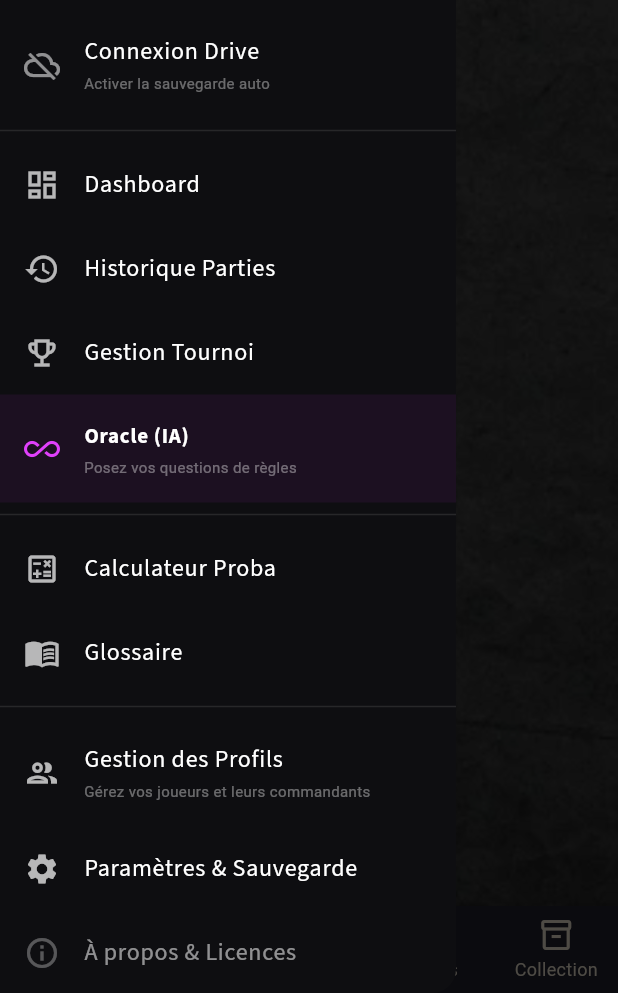
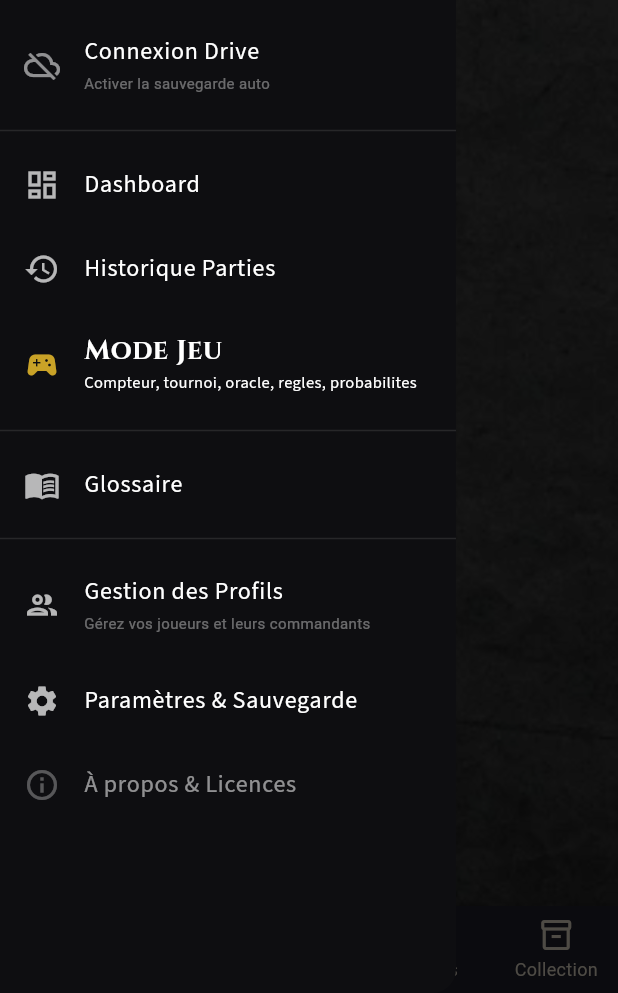
Before and after one commit to AlexisSisley/magic_compagnion, a Flutter app: the AppShellScaffold screen opened directly with empty values, with the side drawer open, on a phone screen of 412 x 824 dp, the part 243-1236 px from its top. Run offline on Flutter 3.47's test engine with Material 3 defaults, Android fonts, the phone set to English and light mode, and no system bars; our stand-ins replace cached_network_image, camera, cloud_functions, connectivity_plus, dio, drift and 17 more; missing offline and left inert: extension_google_sign_in_as_googleapis_auth, google_mlkit_text_recognition, googleapis; accounts and stored records are empty; generated files the repository leaves out were written again.

Commit message:
feat(nav): cree l'arbre de routes du mode Jeu
Tournoi, Oracle, Glossaire et Calculateur quittent le Drawer pour /play/*.
Ecrans deplaces, pas reecrits. Le Drawer existe encore et gagne une entree
Mode Jeu.

Deux ecarts avec le plan, tous deux imposes par l'ordre de compilation.

Le plan fait ecrire play_routes.dart avec un ShellRoute autour de PlayShell
et une route vers PlaySetupPage -- deux symboles crees aux taches suivantes.
Les routes sont donc plates ici ; la barre d'outils les enveloppe a la tache
suivante, et /play/setup arrive avec son ecran.

Le plan place la mise a jour du Drawer a la tache suivante aussi. Impossible :
retirer les constantes tournament/oracle/calculator laisse trois references
mortes dans _buildDrawer, et les retirer sans rien mettre a la place
orphelinerait trois ecrans -- ce que la contrainte globale interdit. L'entree
Mode Jeu pointe donc sur /play/counter, qui existe deja ; elle sera repointee
sur /play/setup quand cet ecran naitra.

`home` est ajoute des maintenant a cote de `lifeCounter`, qui devient son
alias. Les deux coexistent jusqu'a la Task 17.

Co-Authored-By: Claude Opus 5 (1M context) <noreply@anthropic.com>

```diff
--- a/lib/router/app_router.dart
+++ b/lib/router/app_router.dart
@@ -16,6 +16,7 @@ import 'collections_routes.dart';
 import 'dashboard_routes.dart';
 import 'decks_routes.dart';
 import 'life_counter_routes.dart';
+import 'play_routes.dart';
 import 'scanner_routes.dart';
 import 'settings_routes.dart';
 import 'tools_routes.dart';
@@ -71,6 +72,7 @@ GoRouter createAppRouter() {
       // US-LC03 : Dashboard est maintenant une route Drawer
       ...dashboardRoutes(),
       ...lifeCounterRoutes(),
+      ...playRoutes(),
       ...toolsRoutes(),
       ...settingsRoutes(),
       ...cardDetailRoutes(),
--- a/lib/router/app_routes.dart
+++ b/lib/router/app_routes.dart
@@ -8,19 +8,39 @@ class AppRoutes {
   static const String onboarding = '/onboarding';
 
   // Onglets principaux (shell) - US-LC01 : LifeCounter devient tab0
-  static const String lifeCounter = '/';
+  //
+  // `home` et `lifeCounter` valent la meme chose et coexistent volontairement
+  // jusqu'a la Task 17 : le compteur quitte la racine pour /play/counter, et
+  // l'Accueil la prend. Ecrire `home` des maintenant evite de semer des
+  // `lifeCounter` dans les ecrans neufs du mode Jeu, qu'il faudrait ensuite
+  // retrouver un par un.
+  static const String home = '/';
+  static const String lifeCounter = home;
   static const String scanner = '/scanner';
   static const String search = '/search';
   static const String decks = '/decks';
   static const String collection = '/collection';
 
+  // Mode Jeu (plein ecran, hors shell). Regroupe tout ce qui s'utilise
+  // carte en main : le compteur, et les quatre outils qui etaient dans le
+  // Drawer.
+  static const String play = '/play';
+  static const String playSetup = '/play/setup';
+  static const String playCounter = '/play/counter';
+  static const String playTournament = '/play/tournament';
+  static const String playOracle = '/play/oracle';
+  static const String playGlossary = '/play/glossary';
+  static const String playOdds = '/play/odds';
+
   // Drawer routes - US-LC03 : Dashboard descend dans le Drawer
   static const String dashboard = '/dashboard';
   static const String gameHistory = '/game-history';
-  static const String tournament = '/tournament';
-  static const String oracle = '/oracle';
   static const String grimoire = '/grimoire';
-  static const String calculator = '/calculator';
+
+  // `glossary` reste : le glossaire est aussi consultable a froid depuis
+  // l'onglet Rechercher, pas seulement en partie (spec 6.1). `tournament`,
+  // `oracle` et `calculator` ont disparu -- ces trois ecrans ne s'utilisent
+  // que sur place, donc uniquement sous /play.
   static const String glossary = '/glossary';
   static const String turnGuide = '/glossary/turn-guide';
   static const String profiles = '/profiles';
--- a/lib/router/app_shell_scaffold.dart
+++ b/lib/router/app_shell_scaffold.dart
@@ -4,6 +4,7 @@
 
 import 'package:magic_companion/theme/app_text_styles.dart';
 import 'package:magic_companion/theme/app_colors.dart';
+import 'package:magic_companion/theme/magic_palette.dart';
 import 'dart:developer';
 
 import 'package:flutter/foundation.dart';
@@ -348,22 +349,15 @@ class _AppShellScaffoldState extends ConsumerState<AppShellScaffold>
             label: 'Historique Parties',
             route: AppRoutes.gameHistory,
           ),
-          _drawerItem(
-            icon: Icons.emoji_events_outlined,
-            label: 'Gestion Tournoi',
-            route: AppRoutes.tournament,
-          ),
           ListTile(
-            leading:
-                const Icon(Icons.all_inclusive, color: AppColors.accentPurple),
-            title: Text('Oracle (IA)',
-                style: AppTextStyles.bold()),
-            subtitle: const Text('Posez vos questions de r\u00e8gles',
-                style: TextStyle(color: AppColors.borderFaint, fontSize: 10)),
-            tileColor: Colors.purple.withValues(alpha: 0.1),
+            leading: Icon(Icons.sports_esports,
+                color: MagicPalette.of(context).accent),
+            title: Text('Mode Jeu', style: AppTextStyles.sectionTitle()),
+            subtitle: Text('Compteur, tournoi, oracle, regles, probabilites',
+                style: AppTextStyles.text(fontSize: 11)),
             onTap: () {
               Navigator.pop(context);
-              context.push(AppRoutes.oracle);
+              context.go(AppRoutes.playCounter);
             },
           ),
           if (kDebugMode)
@@ -382,11 +376,6 @@ class _AppShellScaffoldState extends ConsumerState<AppShellScaffold>
 
           // --- SECTION OUTILS ---
           const Divider(color: AppColors.borderLight),
-          _drawerItem(
-            icon: Icons.calculate_outlined,
-            label: 'Calculateur Proba',
-            route: AppRoutes.calculator,
-          ),
           _drawerItem(
             icon: Icons.menu_book,
             label: 'Glossaire',
```
Also changed, not shown: lib/router/play_routes.dart (added, +48 -0 lines), lib/router/tools_routes.dart (+6 -16 lines), 2 other files.
